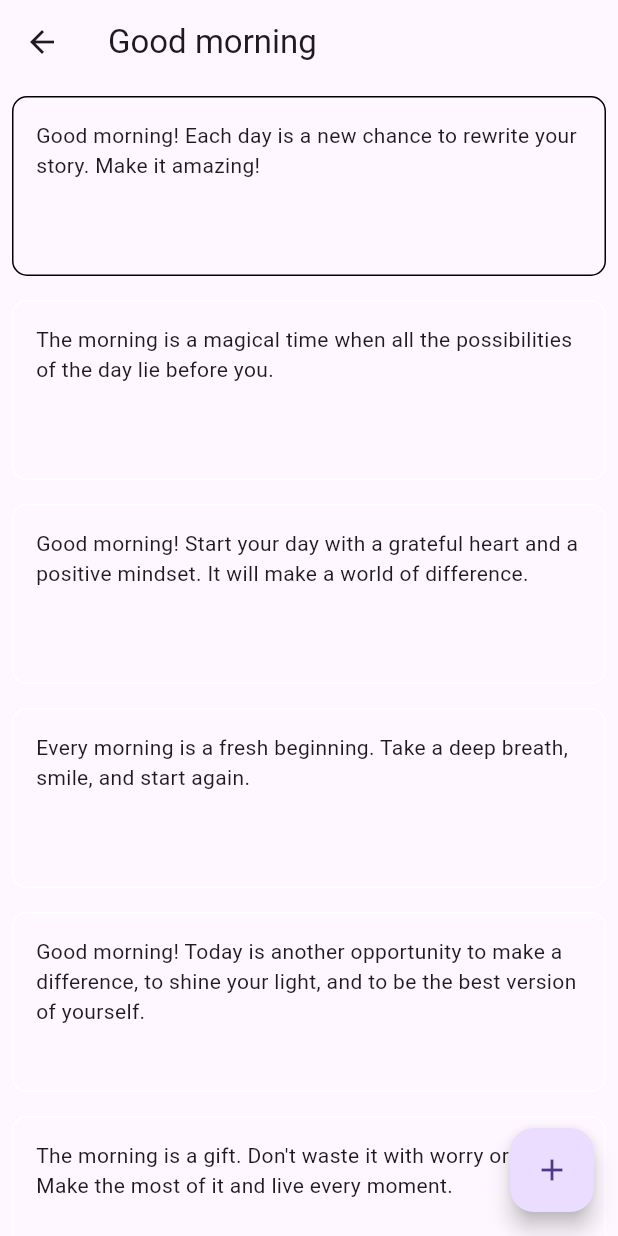
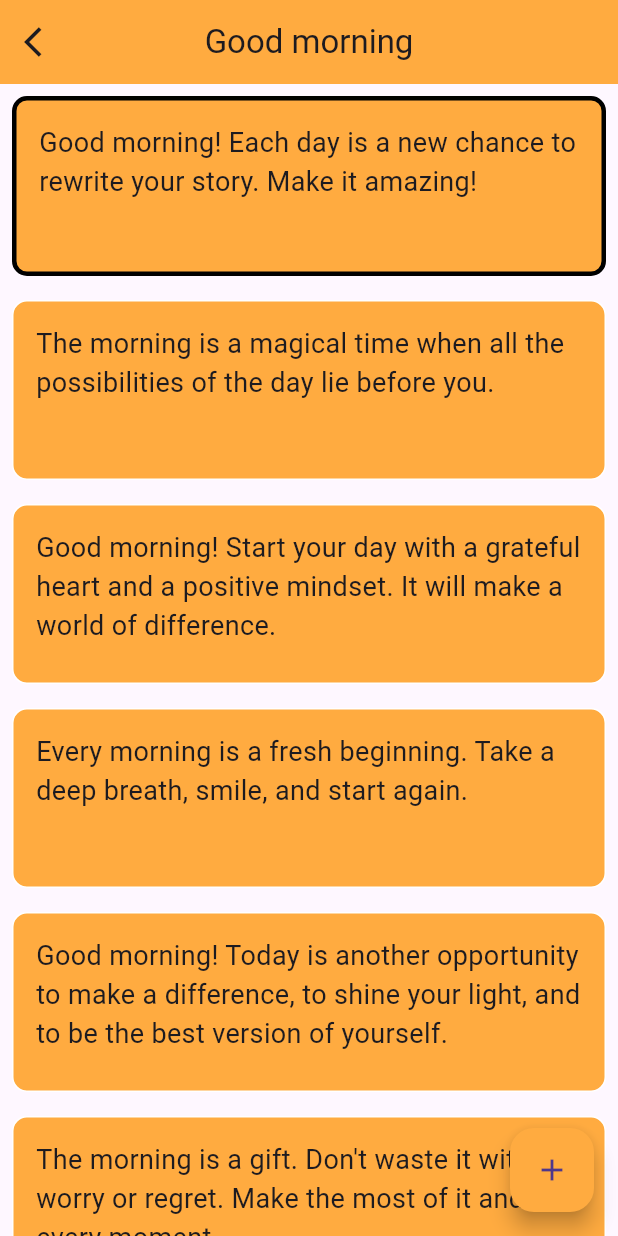
Before and after one commit to kevinmali/db_miner_local_database, a Flutter app: the screen it shows after launch, after a tap on an icon or button, on a phone screen of 412 x 824 dp. Run offline on Flutter 3.47's test engine with Material 3 defaults, Android fonts, the phone set to English and light mode, and no system bars; drawn by our look-alikes of animated_text_kit; our stand-ins replace get, sqflite; accounts and stored records are empty.

Commit message:
ui complet

```diff
--- a/lib/Views/Details_page/details_page.dart
+++ b/lib/Views/Details_page/details_page.dart
@@ -1,6 +1,7 @@
 import 'dart:convert';
 import 'dart:math';
 
+import 'package:animated_text_kit/animated_text_kit.dart';
 import 'package:db_miner_local_database/Helper/data_base.dart';
 import 'package:flutter/material.dart';
 import 'package:flutter/services.dart';
@@ -19,14 +20,30 @@ class _details_pageState extends State<details_page> {
   int ind = 0;
   String quote = "";
 
+  Color color = Colors.orangeAccent;
+
   @override
   Widget build(BuildContext context) {
     String data1 = ModalRoute.of(context)!.settings.arguments as String;
     return Scaffold(
       appBar: AppBar(
-        title: Text(data1),
+        leading: IconButton(
+            onPressed: () {
+              Get.back();
+            },
+            icon: Icon(Icons.arrow_back_ios)),
+        backgroundColor: color,
+        title: AnimatedTextKit(
+          animatedTexts: [
+            WavyAnimatedText(data1),
+            WavyAnimatedText('Qutes'),
+          ],
+          repeatForever: true,
+        ),
+        centerTitle: true,
       ),
       floatingActionButton: FloatingActionButton(
+        backgroundColor: color,
         onPressed: () {
           print("===================");
           print(quote);
@@ -36,7 +53,9 @@ class _details_pageState extends State<details_page> {
           category c1 = category(quote: quote, id: ind);
           DB_helper.db.insetcategory(data: c1);
         },
-          child: Icon(Icons.add)),
+        child: Icon(Icons.add),
+        focusColor: Colors.orangeAccent,
+      ),
       body: FutureBuilder(
         future: rootBundle.loadString("lib/utils/Qutes_json/qutes.json"),
         builder: (context, snapshot) {
@@ -64,14 +83,19 @@ class _details_pageState extends State<details_page> {
                             children: [
                               Padding(
                                 padding: const EdgeInsets.all(15.0),
-                                child: Text("${data[i].quote}"),
+                                child: Text(
+                                  "${data[i].quote}",
+                                  maxLines: 3,
+                                  style: TextStyle(fontSize: 18),
+                                ),
                               )
                             ],
                           ),
                         ),
                         decoration: BoxDecoration(
+                            color: color,
                             border: (ind == i)
-                                ? Border.all(color: Colors.black)
+                                ? Border.all(color: Colors.black, width: 3)
                                 : Border.all(color: Colors.white),
                             borderRadius: BorderRadius.circular(10)),
                       ),
--- a/lib/Views/Favorite_page/favorite_screen.dart
+++ b/lib/Views/Favorite_page/favorite_screen.dart
@@ -25,7 +25,7 @@ class favorite_page extends StatelessWidget {
                 itemBuilder: (context, i) {
                   return Container(
                     height: 120,
-                    width: 120,
+                    width: 220,
                     child: Column(
                       children: [
                         Text("${categotydata?[i].quote}"),
--- a/lib/Views/Home_page/Home_screen.dart
+++ b/lib/Views/Home_page/Home_screen.dart
@@ -1,5 +1,6 @@
 import 'dart:convert';
 
+import 'package:animated_text_kit/animated_text_kit.dart';
 import 'package:db_miner_local_database/Views/Details_page/details_page.dart';
 import 'package:db_miner_local_database/Views/Favorite_page/favorite_screen.dart';
 import 'package:db_miner_local_database/utils/List.dart';
@@ -17,11 +18,18 @@ class Home_page extends StatefulWidget {
 }
 
 class _Home_pageState extends State<Home_page> {
+  Color color = Colors.orangeAccent;
+
   @override
   Widget build(BuildContext context) {
     return Scaffold(
       appBar: AppBar(
-        title: Text("All Products"),
+        backgroundColor: color,
+        title: AnimatedTextKit(
+          animatedTexts: [
+            WavyAnimatedText("category"),
+          ],
+        ),
         centerTitle: true,
         actions: [
           IconButton(
@@ -44,11 +52,16 @@ class _Home_pageState extends State<Home_page> {
           child: Container(
             height: 200,
             width: double.infinity,
-            margin: EdgeInsets.all(8),
+            margin: EdgeInsets.all(5),
+            decoration: BoxDecoration(
+              borderRadius: BorderRadius.circular(20),
+              color: color,
+            ),
             child: Column(
+              mainAxisAlignment: MainAxisAlignment.spaceEvenly,
               children: [
                 Padding(
-                  padding: EdgeInsets.only(top: 8.0),
+                  padding: EdgeInsets.only(top: 5.0),
                   child: Center(
                     child: Text("${i + 1}"),
                   ),
@@ -61,6 +74,10 @@ class _Home_pageState extends State<Home_page> {
                 Center(
                   child: Text(
                     "${quotes[i]['quotes-category']}",
+                    style: const TextStyle(
+                      fontWeight: FontWeight.bold,
+                      fontSize: 18,
+                    ),
                   ),
                 ),
               ],
--- a/pubspec.yaml
+++ b/pubspec.yaml
@@ -38,6 +38,7 @@ dependencies:
   get:
   sqflite:
   path:
+  animated_text_kit: ^4.2.2
 
 dev_dependencies:
   flutter_test:
```
Also changed, not shown: pubspec.lock. Lines whose indentation alone changed are shown as unchanged.
